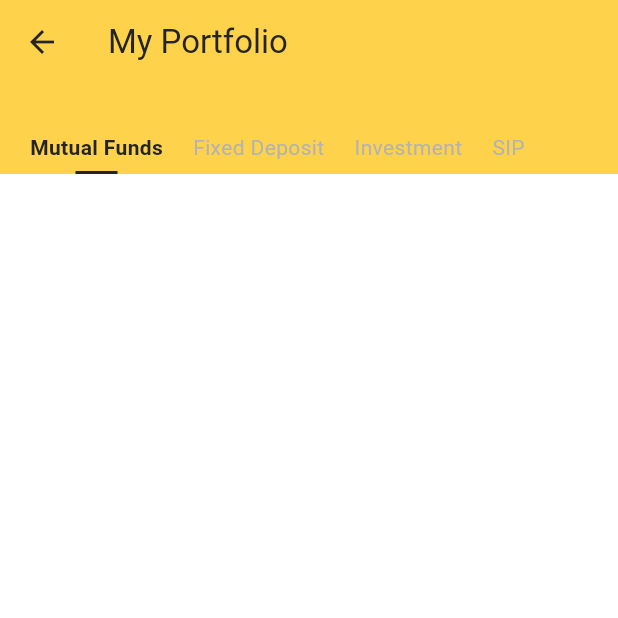
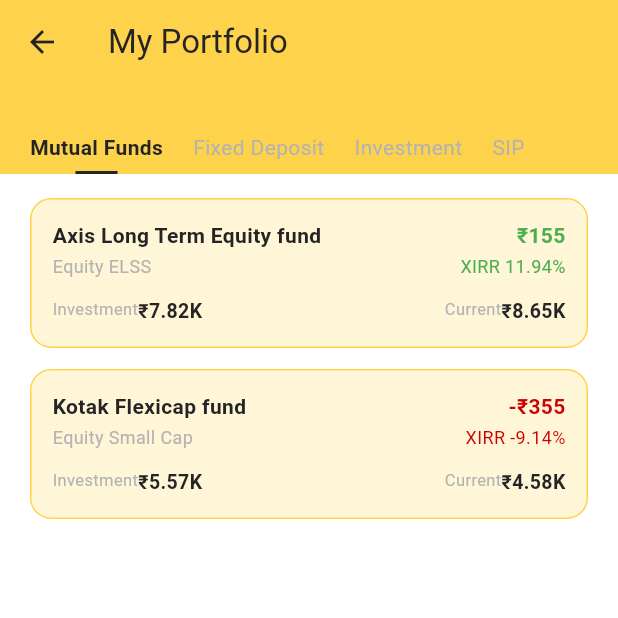
Before and after one commit to Smatyab/task1, a Flutter app: the MyInvestment screen opened directly, on a phone screen of 412 x 824 dp, the top half of it. Run offline on Flutter 3.47's test engine with Material 3 defaults, Android fonts, the phone set to English and light mode, and no system bars; our stand-ins replace device_preview, flutter_svg.

Commit message:
investment summary list done

```diff
--- /dev/null
+++ b/lib/MyInvestment/InvestmentCard.dart
@@ -0,0 +1,120 @@
+import 'package:flutter/material.dart';
+
+import '../utils/colors.dart';
+
+class InvestmentCard extends StatelessWidget {
+  final String fundName;
+  final String category;
+  final String pnl;
+  final String xirr;
+  final String investment;
+  final String current;
+  final bool isProfit;
+
+  const InvestmentCard({
+    super.key,
+    required this.fundName,
+    required this.category,
+    required this.pnl,
+    required this.xirr,
+    required this.investment,
+    required this.current,
+    required this.isProfit,
+  });
+
+  @override
+  Widget build(BuildContext context) {
+    return Container(
+      padding: const EdgeInsets.all(14),
+      decoration: BoxDecoration(
+        color: AppColors.background, // light yellow
+        borderRadius: BorderRadius.circular(14),
+        border: Border.all(color: AppColors.primary),
+      ),
+      child: Column(
+        crossAxisAlignment: CrossAxisAlignment.start,
+        children: [
+          Row(
+            mainAxisAlignment: MainAxisAlignment.spaceBetween,
+            children: [
+              Column(
+                crossAxisAlignment: CrossAxisAlignment.start,
+                children: [
+                  Text(
+                    fundName,
+                    style: const TextStyle(
+                      fontSize: 14,
+                      fontWeight: FontWeight.w600,
+                      color: AppColors.textDark,
+                    ),
+                  ),
+                  const SizedBox(height: 2),
+                  Text(
+                    category,
+                    style: const TextStyle(
+                      fontSize: 12,
+                      color: AppColors.textLight,
+                    ),
+                  ),
+                ],
+              ),
+
+              Column(
+                crossAxisAlignment: CrossAxisAlignment.end,
+                children: [
+                  Text(
+                    pnl,
+                    style: TextStyle(
+                      fontSize: 14,
+                      fontWeight: FontWeight.w600,
+                      color: isProfit ? Colors.green : AppColors.negative,
+                    ),
+                  ),
+                  const SizedBox(height: 2),
+                  Text(
+                    "XIRR $xirr",
+                    style: TextStyle(
+                      fontSize: 12,
+                      color: isProfit ? Colors.green : AppColors.negative,
+                    ),
+                  ),
+                ],
+              ),
+            ],
+          ),
+
+          const SizedBox(height: 12),
+
+          Row(
+            mainAxisAlignment: MainAxisAlignment.spaceBetween,
+            children: [
+              valueRow("Investment", investment),
+              valueRow("Current", current),
+            ],
+          ),
+        ],
+      ),
+    );
+  }
+
+  Widget valueRow(String title, String value) {
+    return Row(
+      crossAxisAlignment: CrossAxisAlignment.start,
+      children: [
+        Text(
+          title,
+          style: const TextStyle(fontSize: 11, color: AppColors.textLight),
+        ),
+        const SizedBox(height: 2),
+        Text(
+          value,
+          style: const TextStyle(
+            fontSize: 13,
+            fontWeight: FontWeight.w600,
+            color: AppColors.textDark,
+          ),
+        ),
+      ],
+    );
+  }
+}
--- a/lib/MyInvestment/MyInvestment.dart
+++ b/lib/MyInvestment/MyInvestment.dart
@@ -2,6 +2,7 @@ import 'package:flutter/material.dart';
 import 'package:task1/utils/investment_filter_tab.dart';
 
 import '../utils/colors.dart';
+import 'investment_list_widget.dart';
 
 class MyInvestment extends StatelessWidget {
   const MyInvestment({super.key});
@@ -32,7 +33,12 @@ class MyInvestment extends StatelessWidget {
 
               Padding(
                 padding: const EdgeInsets.symmetric(horizontal: 20),
-                child: Column(children: const [SizedBox(height: 16)]),
+                child: Column(
+                  children: const [
+                    const SizedBox(height: 16),
+                    InvestmentListWidget(),
+                  ],
+                ),
               ),
             ],
           ),
--- /dev/null
+++ b/lib/MyInvestment/investment_list_widget.dart
@@ -0,0 +1,34 @@
+import 'package:flutter/material.dart';
+
+import 'InvestmentCard.dart';
+
+class InvestmentListWidget extends StatelessWidget {
+  const InvestmentListWidget({super.key});
+
+  @override
+  Widget build(BuildContext context) {
+    return Column(
+      children: const [
+        InvestmentCard(
+          fundName: "Axis Long Term Equity fund",
+          category: "Equity ELSS",
+          pnl: "₹155",
+          xirr: "11.94%",
+          investment: "₹7.82K",
+          current: "₹8.65K",
+          isProfit: true,
+        ),
+        SizedBox(height: 14),
+        InvestmentCard(
+          fundName: "Kotak Flexicap fund",
+          category: "Equity Small Cap",
+          pnl: "-₹355",
+          xirr: "-9.14%",
+          investment: "₹5.57K",
+          current: "₹4.58K",
+          isProfit: false,
+        ),
+      ],
+    );
+  }
+}
```
